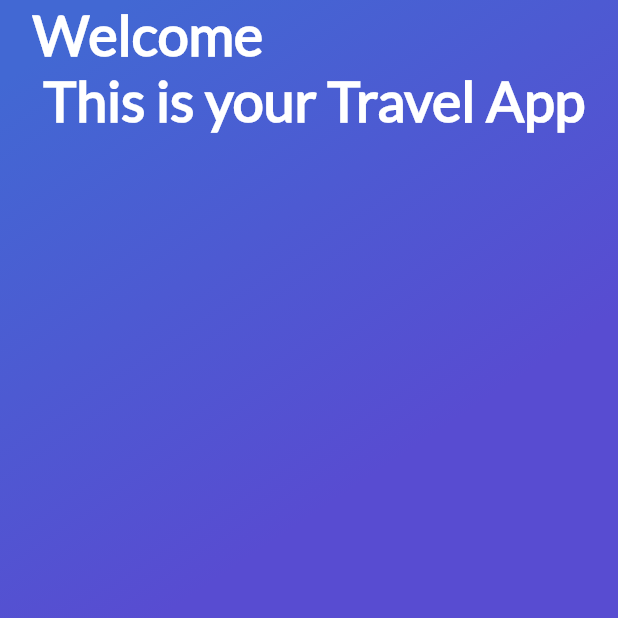
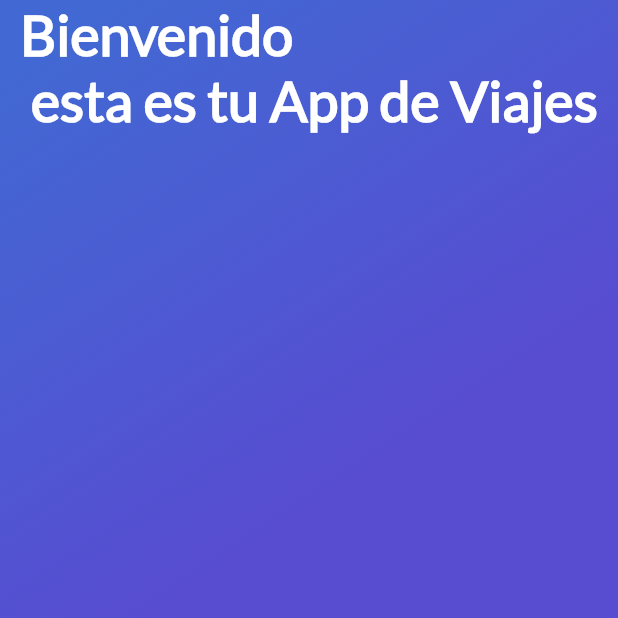
Before and after one commit to marcomiler/flutter_app_viajes, a Flutter app: the screen it shows after launch, on a phone screen of 412 x 824 dp, the top half of it. Run offline on Flutter 3.47's test engine with Material 2 defaults, Android fonts, the phone set to English and light mode, and no system bars; missing offline and left inert: generic_bloc_provider.

Commit message:
Actualice el titulo de la pantalla de inicio

```diff
--- a/lib/User/ui/screens/sign_in_screen.dart
+++ b/lib/User/ui/screens/sign_in_screen.dart
@@ -17,7 +17,7 @@ class _SignInScreen extends State<SignInScreen>{
     return signGoogleUI();
   }
 
-  String title = "Welcome \n This is your Travel App";
+  String title = "Bienvenido \n esta es tu App de Viajes";
 
   Widget signGoogleUI(){
     return Scaffold(
```
